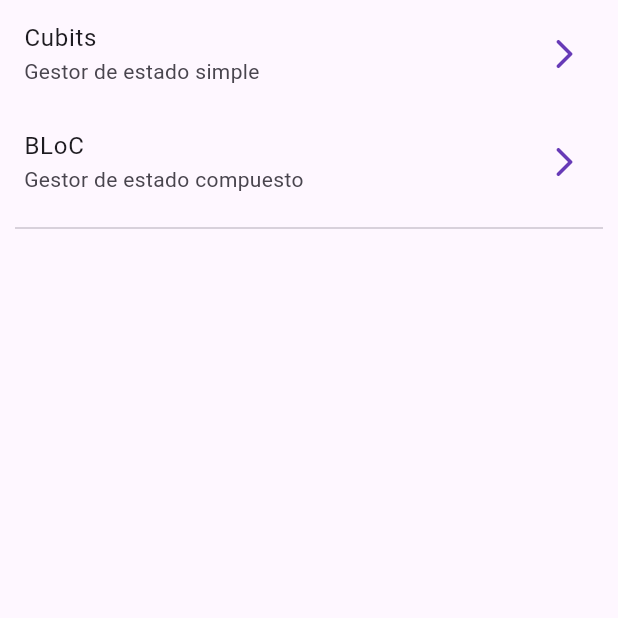
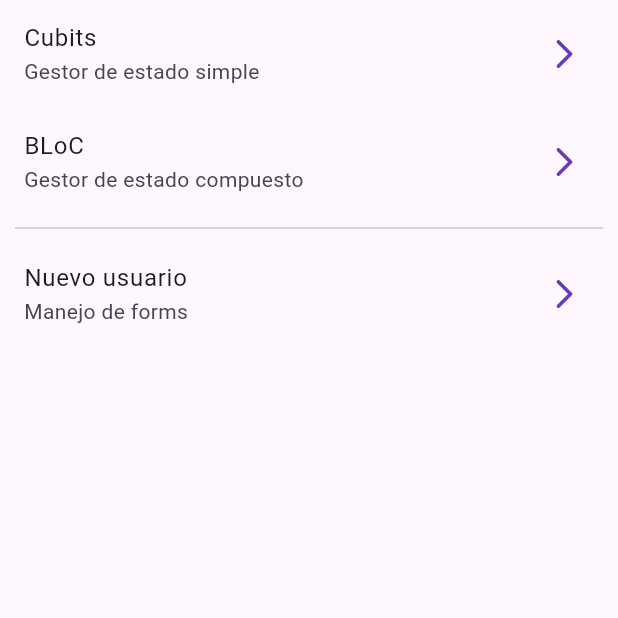
Before and after one commit to dcavadiam/forms_app, a Flutter app: the screen it shows after launch, on a phone screen of 412 x 824 dp, the top half of it. Run offline on Flutter 3.47's test engine with Material 3 defaults, Android fonts, the phone set to English and light mode, and no system bars; our stand-ins replace equatable, flutter_bloc, go_router.

```diff
--- a/lib/config/router/app_router.dart
+++ b/lib/config/router/app_router.dart
@@ -14,4 +14,8 @@ final appRouter = GoRouter(routes: [
     path: '/counter-bloc',
     builder: (context, state) => const BlocCounterScreen(),
   ),
+  GoRoute(
+    path: '/new-user',
+    builder: (context, state) => const RegisterScreen(),
+  ),
 ]);
--- a/lib/presentation/screens/home_screen.dart
+++ b/lib/presentation/screens/home_screen.dart
@@ -24,7 +24,13 @@ class HomeScreen extends StatelessWidget {
           const Padding(
             padding: EdgeInsets.symmetric(horizontal: 10),
             child: Divider(),
-          )
+          ),
+          ListTile(
+            title: const Text('Nuevo usuario'),
+            subtitle: const Text('Manejo de forms'),
+            trailing: const Icon(Icons.arrow_forward_ios_rounded),
+            onTap: () => context.push('/new-user'),
+          ),
         ],
       ),
     );
--- a/lib/presentation/screens/screens.dart
+++ b/lib/presentation/screens/screens.dart
@@ -1,3 +1,4 @@
 export 'home_screen.dart';
 export 'cubit_counter_screen.dart';
 export 'bloc_counter_screen.dart';
+export 'register_screen.dart';
```
Also changed, not shown: lib/presentation/screens/register_screen.dart (added, +24 -0 lines).
